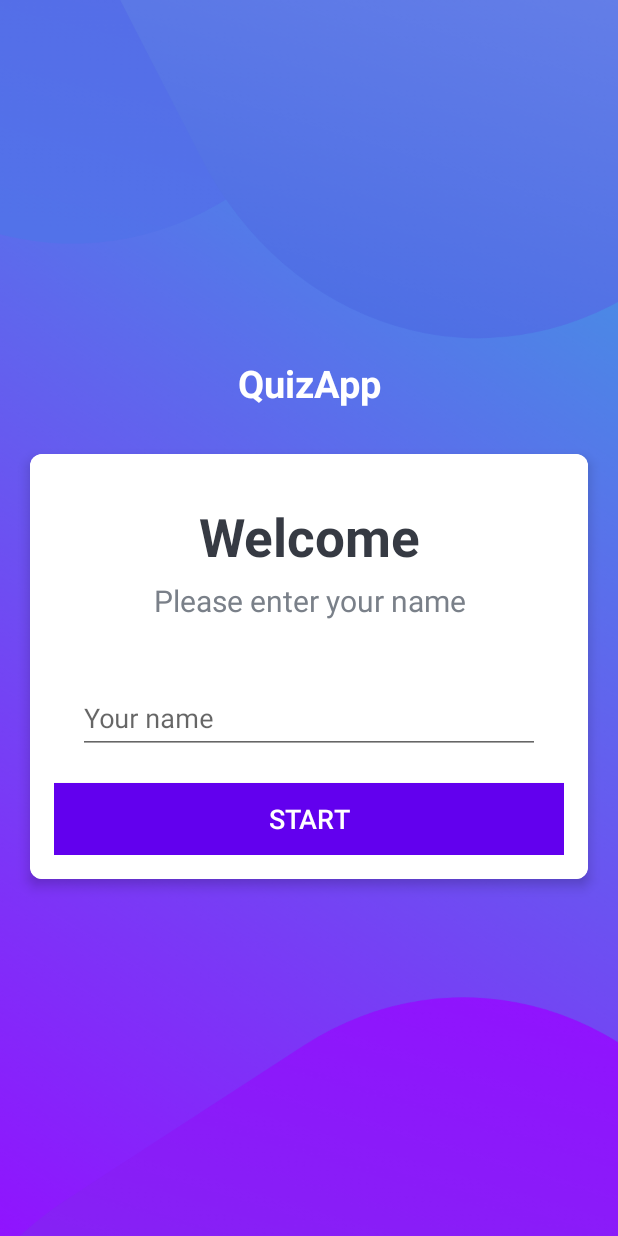
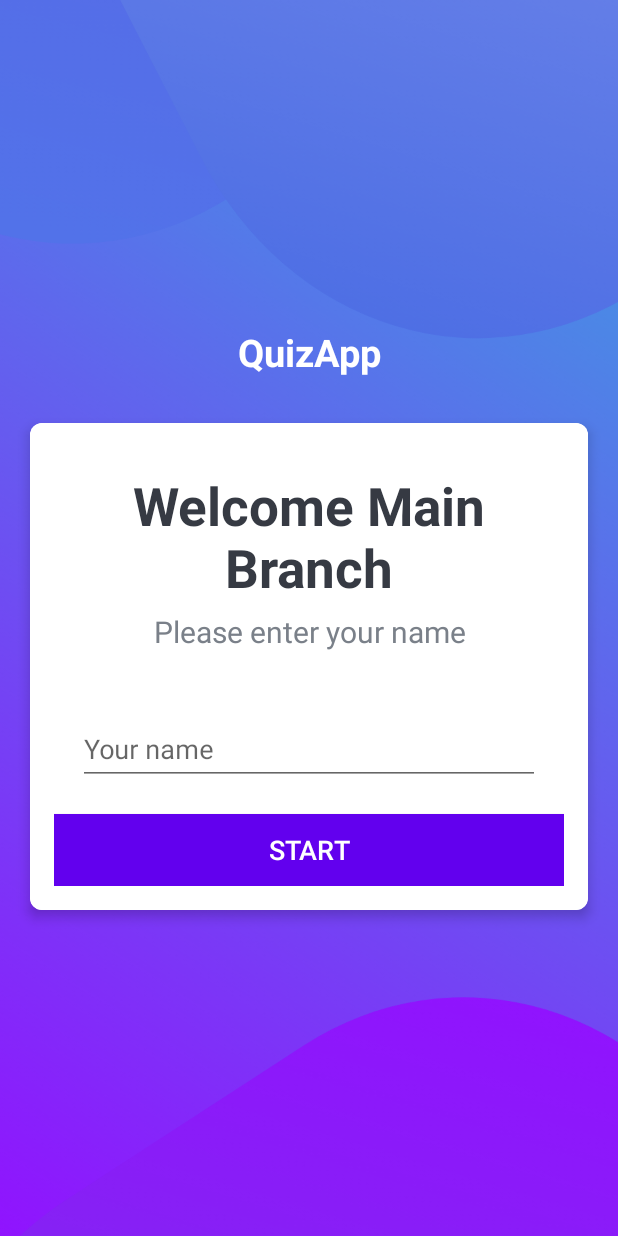
Before and after one commit to rohanv11/Quizz-App, an Android app: the screen it shows after launch (MainActivity), on a phone screen of 412 x 824 dp. Run offline under Robolectric (Android 15) with nearby library versions, the phone set to English and light mode, and no system bars.

Commit message:
Update activity_main.xml
small update on main activity

```diff
--- a/app/src/main/res/layout/activity_main.xml
+++ b/app/src/main/res/layout/activity_main.xml
@@ -45,7 +45,7 @@
             <TextView
                 android:layout_width="match_parent"
                 android:layout_height="wrap_content"
-                android:text="Welcome"
+                android:text="Welcome Main Branch"
                 android:textSize="35dp"
                 android:textColor="#363A43 "
                 android:textStyle="bold"
```
